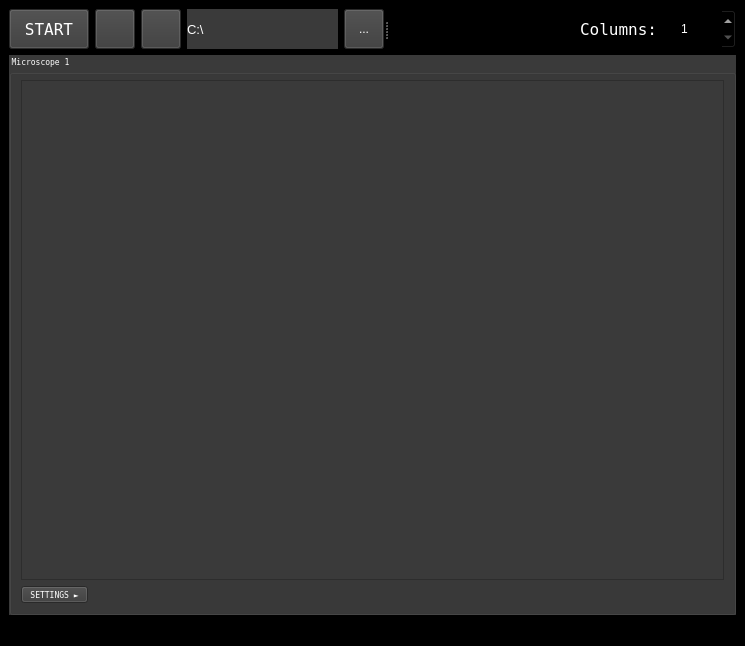
The window that ui/mainWondow_cam1_cal1.ui (AllenNeuralDynamics/parallax) describes before a commit, drawn with Qt 5.
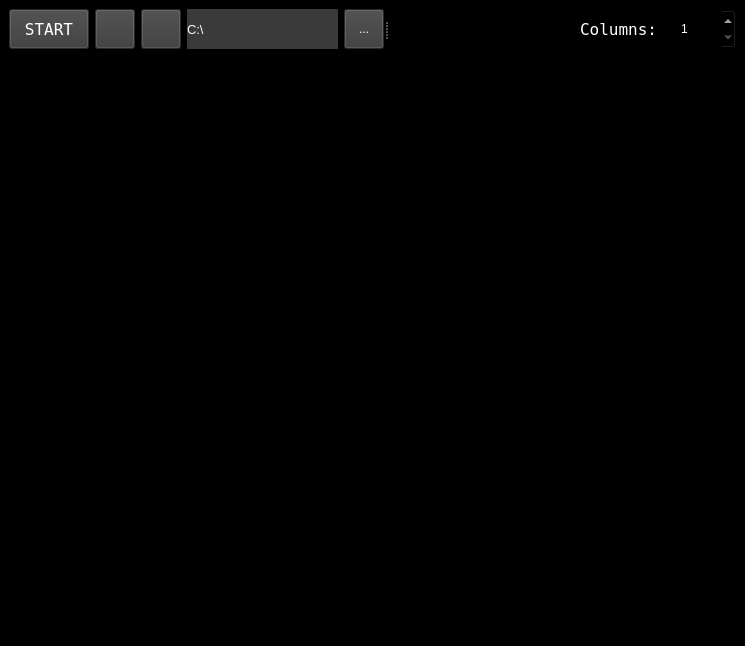
The same window after the commit. Icons and pictures are not drawn.

Commit message: Add Screen dynamically

Diff of the .ui file:
```diff
--- a/ui/mainWondow_cam1_cal1.ui
+++ b/ui/mainWondow_cam1_cal1.ui
@@ -24,7 +24,7 @@
 }</string>
   </property>
   <widget class="QWidget" name="centralwidget">
-   <layout class="QGridLayout" name="gridLayout">
+   <layout class="QGridLayout" name="gridLayout_2">
     <item row="0" column="0">
      <widget class="QSplitter" name="splitter">
       <property name="orientation">
@@ -235,37 +235,21 @@
      </widget>
     </item>
     <item row="1" column="0">
-     <widget class="QGroupBox" name="microscopeGrp1">
-      <property name="font">
-       <font>
-        <family>Terminal</family>
-        <pointsize>6</pointsize>
-       </font>
+     <widget class="QScrollArea" name="scrollArea">
+      <property name="widgetResizable">
+       <bool>true</bool>
       </property>
-      <property name="styleSheet">
-       <string notr="true">background-color: rgb(58, 58, 58);</string>
-      </property>
-      <property name="title">
-       <string>Microscope 1</string>
-      </property>
-      <layout class="QVBoxLayout" name="verticalLayout">
-       <item>
-        <widget class="QGraphicsView" name="graphicsView"/>
-       </item>
-       <item>
-        <widget class="QToolButton" name="settingButton">
-         <property name="font">
-          <font>
-           <family>Terminal</family>
-           <pointsize>6</pointsize>
-          </font>
-         </property>
-         <property name="text">
-          <string>SETTINGS ►</string>
-         </property>
-        </widget>
-       </item>
-      </layout>
+      <widget class="QWidget" name="scrollAreaWidgetContents">
+       <property name="geometry">
+        <rect>
+         <x>0</x>
+         <y>0</y>
+         <width>725</width>
+         <height>537</height>
+        </rect>
+       </property>
+       <layout class="QGridLayout" name="gridLayout"/>
+      </widget>
      </widget>
     </item>
    </layout>
```
The commit also changes 1 other file.
